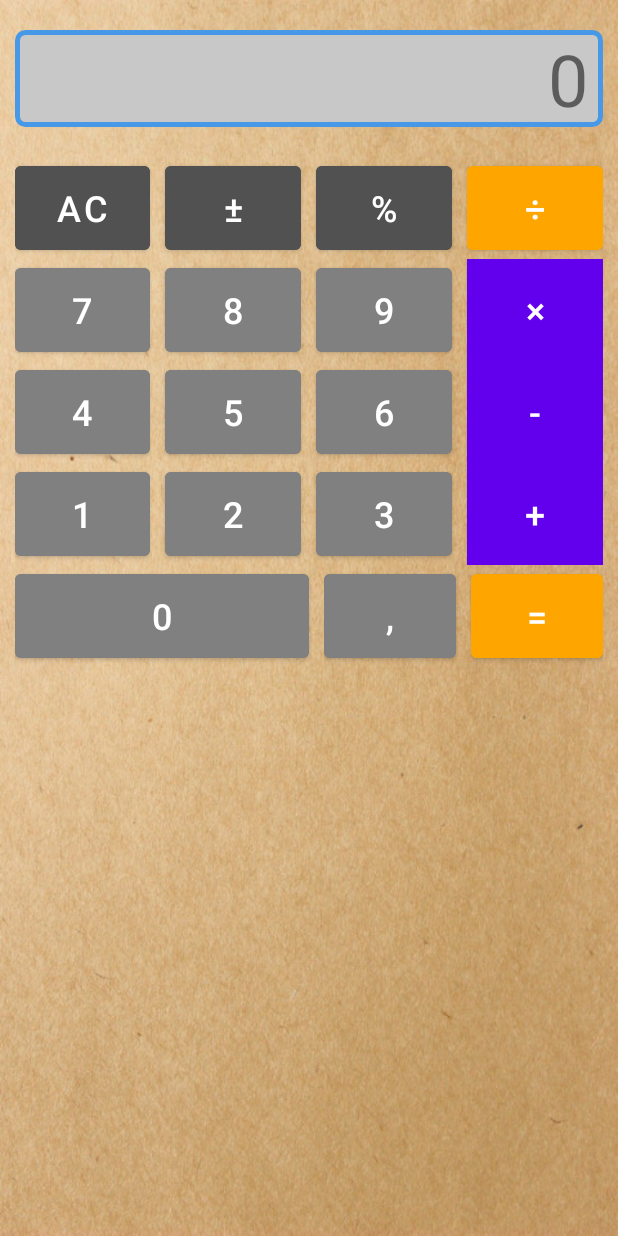
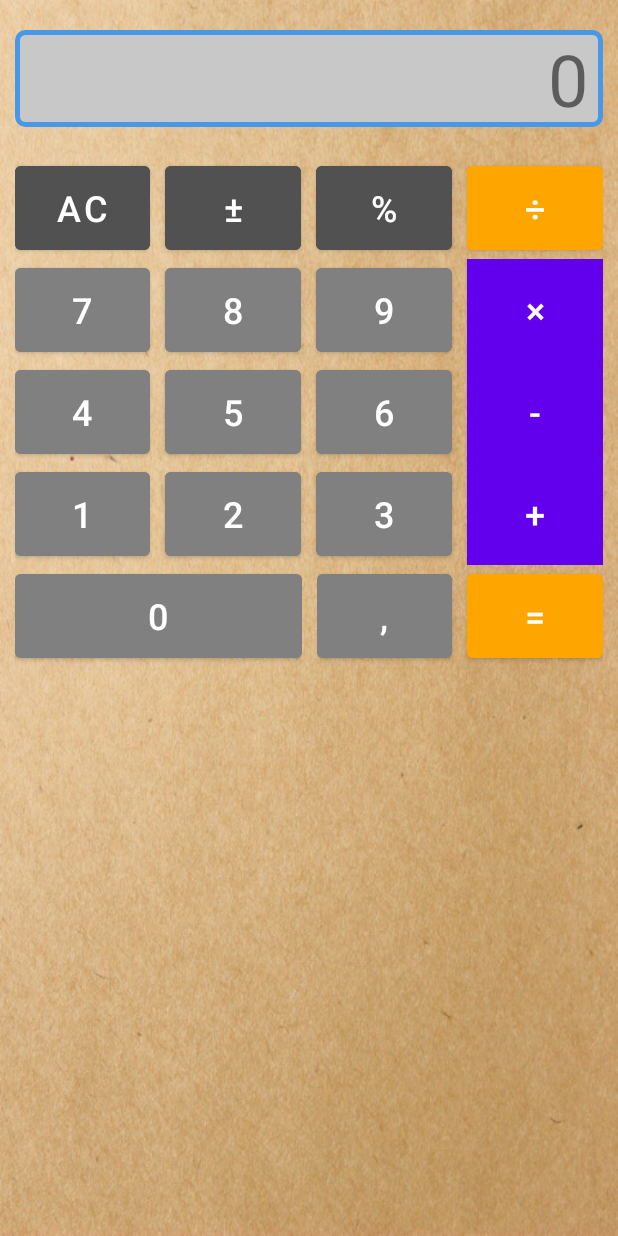
Before and after one commit to fat-hamster/homework-android-1, an Android app: the screen it shows after launch (MainActivity), on a phone screen of 412 x 824 dp. Run offline under Robolectric (Android 15) with nearby library versions, the phone set to English and light mode, and no system bars.

Commit message:
как-то добился того, что хотел в нижней строке. теперь кнопки стоят так как нужно.

```diff
--- a/app/src/main/res/layout/activity_main.xml
+++ b/app/src/main/res/layout/activity_main.xml
@@ -237,33 +237,35 @@
         <LinearLayout
             android:id="@+id/fifth_button_layout"
             android:layout_width="match_parent"
-            android:layout_height="match_parent"
+            android:layout_height="wrap_content"
+            android:weightSum="4"
             android:layout_marginLeft="10dp"
-            android:layout_marginRight="10dp"
-            android:gravity="center_horizontal"
             android:orientation="horizontal">
-            <Button
-                android:id="@+id/_0"
-                android:layout_width="wrap_content"
-                android:layout_height="68dp"
-                android:layout_weight="1"
+            <LinearLayout
+                android:layout_width="match_parent"
+                android:layout_height="wrap_content"
                 android:layout_marginRight="10dp"
-                android:text="@string/_0"
-                android:backgroundTint="@color/gray"
-                android:textSize="24sp" />
+                android:layout_weight="2">
+                <Button
+                    android:id="@+id/_0"
+                    android:layout_width="match_parent"
+                    android:layout_height="68dp"
+                    android:text="@string/_0"
+                    android:backgroundTint="@color/gray"
+                    android:textSize="24sp" />
+            </LinearLayout>
 
             <LinearLayout
-                android:id="@+id/fifth2_button_layout"
-                android:layout_width="wrap_content"
-                android:layout_height="match_parent"
-                android:layout_gravity="right"
-                android:orientation="horizontal">
-
+                android:layout_width="match_parent"
+                android:layout_height="wrap_content"
+                android:layout_marginRight="10dp"
+                android:layout_weight="2">
                 <Button
                     android:id="@+id/comma"
                     android:layout_width="wrap_content"
                     android:layout_height="68dp"
                     android:layout_marginRight="10dp"
+                    android:layout_weight="1"
                     android:text="@string/comma"
                     android:backgroundTint="@color/gray"
                     android:textSize="24sp" />
@@ -272,11 +274,11 @@
                     android:id="@+id/equal"
                     android:layout_width="wrap_content"
                     android:layout_height="68dp"
+                    android:layout_weight="1"
                     android:text="@string/equal"
                     android:backgroundTint="@color/operation_background"
                     android:textSize="24sp" />
             </LinearLayout>
-
         </LinearLayout>
 
     </LinearLayout>
```
